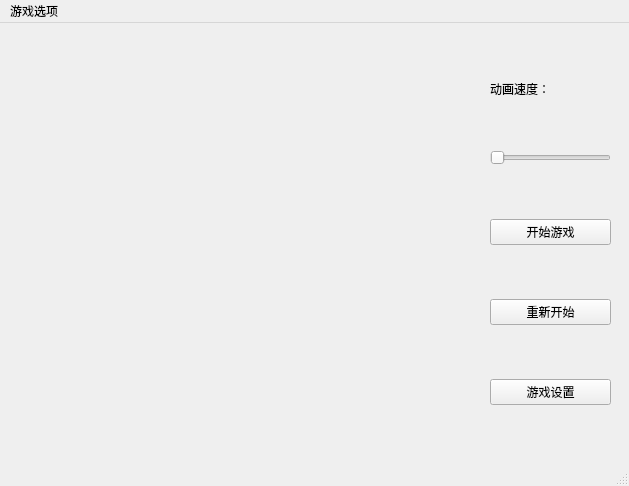
yuanyuanzijin/knight-gui, file knight.ui: the form before one commit.
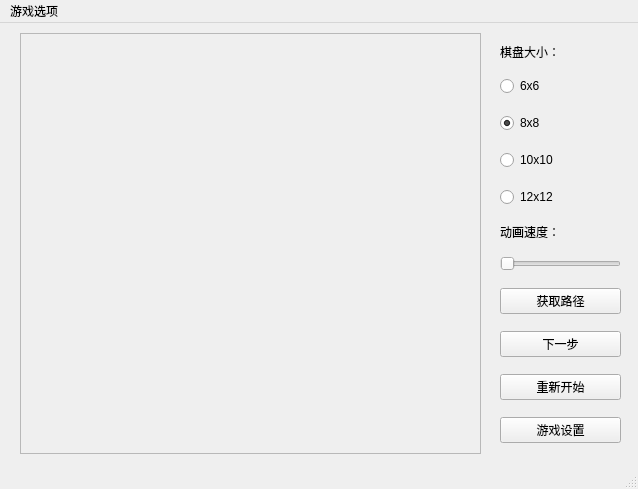
The form after the commit. Icons and pictures are not drawn.

Commit message: 完成算法，简单的界面

```diff
--- a/knight.ui
+++ b/knight.ui
@@ -6,8 +6,8 @@
    <rect>
     <x>0</x>
     <y>0</y>
-    <width>629</width>
-    <height>486</height>
+    <width>638</width>
+    <height>489</height>
    </rect>
   </property>
   <property name="windowTitle">
@@ -23,18 +23,79 @@
       <height>421</height>
      </rect>
     </property>
-    <layout class="QHBoxLayout" name="horizontalLayout"/>
+    <layout class="QHBoxLayout" name="horizontalLayout">
+     <item>
+      <widget class="QFrame" name="frame">
+       <property name="frameShape">
+        <enum>QFrame::StyledPanel</enum>
+       </property>
+       <property name="frameShadow">
+        <enum>QFrame::Raised</enum>
+       </property>
+      </widget>
+     </item>
+    </layout>
    </widget>
    <widget class="QWidget" name="verticalLayoutWidget">
     <property name="geometry">
      <rect>
-      <x>490</x>
+      <x>500</x>
       <y>10</y>
       <width>121</width>
       <height>421</height>
      </rect>
     </property>
     <layout class="QVBoxLayout" name="verticalLayout">
+     <item>
+      <widget class="QLabel" name="label_2">
+       <property name="enabled">
+        <bool>true</bool>
+       </property>
+       <property name="maximumSize">
+        <size>
+         <width>119</width>
+         <height>15</height>
+        </size>
+       </property>
+       <property name="text">
+        <string>棋盘大小：</string>
+       </property>
+      </widget>
+     </item>
+     <item>
+      <widget class="QRadioButton" name="radio_6">
+       <property name="text">
+        <string>6x6</string>
+       </property>
+      </widget>
+     </item>
+     <item>
+      <widget class="QRadioButton" name="radio_8">
+       <property name="acceptDrops">
+        <bool>false</bool>
+       </property>
+       <property name="text">
+        <string>8x8</string>
+       </property>
+       <property name="checked">
+        <bool>true</bool>
+       </property>
+      </widget>
+     </item>
+     <item>
+      <widget class="QRadioButton" name="radio_10">
+       <property name="text">
+        <string>10x10</string>
+       </property>
+      </widget>
+     </item>
+     <item>
+      <widget class="QRadioButton" name="radio_12">
+       <property name="text">
+        <string>12x12</string>
+       </property>
+      </widget>
+     </item>
      <item>
       <widget class="QLabel" name="label">
        <property name="enabled">
@@ -61,12 +122,19 @@
      <item>
       <widget class="QPushButton" name="pushButton_2">
        <property name="text">
-        <string>开始游戏</string>
+        <string>获取路径</string>
        </property>
       </widget>
      </item>
      <item>
-      <widget class="QPushButton" name="pushButton_3">
+      <widget class="QPushButton" name="btn_start">
+       <property name="text">
+        <string>下一步</string>
+       </property>
+      </widget>
+     </item>
+     <item>
+      <widget class="QPushButton" name="btn_restart">
        <property name="text">
         <string>重新开始</string>
        </property>
@@ -87,7 +155,7 @@
     <rect>
      <x>0</x>
      <y>0</y>
-     <width>629</width>
+     <width>638</width>
      <height>23</height>
     </rect>
    </property>
```
Left out of the diff: 60 changed lines with no effect on the pictures. The commit also changes 3 other files.
